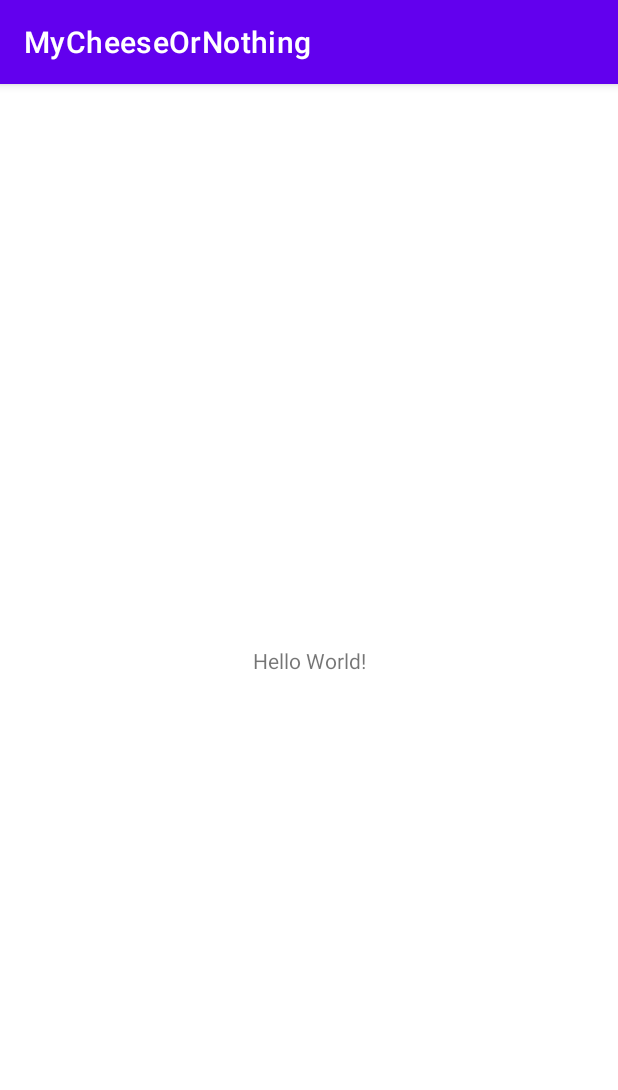
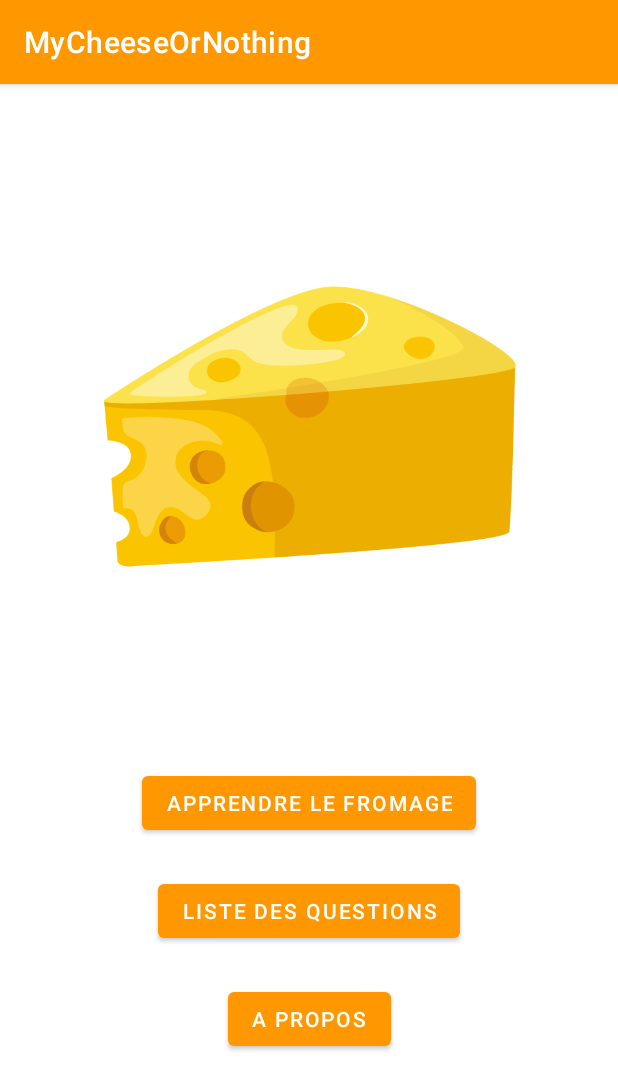
Before and after one commit to coding-factory-classrooms/android-l2-flashcards-groupe-1-1, an Android app: the screen it shows after launch (MainActivity before the commit, homePage after it), on a phone screen of 412 x 824 dp. Shown: the top 1090 px of the screen. Run offline under Robolectric (Android 15) with nearby library versions, the light colour scheme and no system bars.

Commit message:
design homePage

```diff
--- a/app/src/main/AndroidManifest.xml
+++ b/app/src/main/AndroidManifest.xml
@@ -9,13 +9,16 @@
         android:roundIcon="@mipmap/ic_launcher_round"
         android:supportsRtl="true"
         android:theme="@style/Theme.MyCheeseOrNothing">
-        <activity android:name=".MainActivity">
+        <activity android:name=".homePage">
             <intent-filter>
                 <action android:name="android.intent.action.MAIN" />
 
                 <category android:name="android.intent.category.LAUNCHER" />
             </intent-filter>
         </activity>
+        <activity android:name=".MainActivity">
+
+        </activity>
     </application>
 
 </manifest>
--- /dev/null
+++ b/app/src/main/java/com/gwesaro/mycheeseornothing/homePage.java
@@ -0,0 +1,14 @@
+package com.gwesaro.mycheeseornothing;
+
+import androidx.appcompat.app.AppCompatActivity;
+
+import android.os.Bundle;
+
+public class homePage extends AppCompatActivity {
+
+    @Override
+    protected void onCreate(Bundle savedInstanceState) {
+        super.onCreate(savedInstanceState);
+        setContentView(R.layout.activity_home_page);
+    }
+}
--- /dev/null
+++ b/app/src/main/res/layout/activity_home_page.xml
@@ -0,0 +1,61 @@
+<?xml version="1.0" encoding="utf-8"?>
+<androidx.coordinatorlayout.widget.CoordinatorLayout xmlns:android="http://schemas.android.com/apk/res/android"
+    xmlns:app="http://schemas.android.com/apk/res-auto"
+    xmlns:tools="http://schemas.android.com/tools"
+
+
+    android:layout_width="match_parent"
+    android:layout_height="match_parent">
+
+
+    <androidx.constraintlayout.widget.ConstraintLayout
+        android:layout_width="match_parent"
+        android:layout_height="match_parent">
+
+        <Button
+            android:id="@+id/learnCheeseButton"
+            android:layout_width="wrap_content"
+            android:layout_height="wrap_content"
+            android:text="Apprendre le fromage"
+            app:layout_constraintBottom_toBottomOf="parent"
+            app:layout_constraintEnd_toEndOf="parent"
+            app:layout_constraintStart_toStartOf="parent"
+            app:layout_constraintTop_toTopOf="parent"
+            app:layout_constraintVertical_bias="0.632"
+            tools:text="Apprendre le fromage" />
+
+        <Button
+            android:id="@+id/questionsListButton"
+            android:layout_width="wrap_content"
+            android:layout_height="wrap_content"
+            android:layout_marginTop="24dp"
+            android:text="Liste des questions"
+            app:layout_constraintEnd_toEndOf="@+id/learnCheeseButton"
+            app:layout_constraintStart_toStartOf="@+id/learnCheeseButton"
+            app:layout_constraintTop_toBottomOf="@+id/learnCheeseButton"
+            tools:text="Liste des questions" />
+
+        <Button
+            android:id="@+id/aboutButton"
+            android:layout_width="wrap_content"
+            android:layout_height="wrap_content"
+            android:layout_marginTop="24dp"
+            android:text="A propos"
+            app:layout_constraintEnd_toEndOf="@+id/questionsListButton"
+            app:layout_constraintStart_toStartOf="@+id/questionsListButton"
+            app:layout_constraintTop_toBottomOf="@+id/questionsListButton"
+            tools:text="A propos" />
+
+        <ImageView
+            android:id="@+id/logoImageView"
+            android:layout_width="275dp"
+            android:layout_height="321dp"
+            app:layout_constraintBottom_toTopOf="@+id/learnCheeseButton"
+            app:layout_constraintEnd_toEndOf="parent"
+            app:layout_constraintStart_toStartOf="parent"
+            app:layout_constraintTop_toTopOf="parent"
+            app:srcCompat="@drawable/logo2" />
+    </androidx.constraintlayout.widget.ConstraintLayout>
+
+
+</androidx.coordinatorlayout.widget.CoordinatorLayout>
--- a/app/src/main/res/values/themes.xml
+++ b/app/src/main/res/values/themes.xml
@@ -2,12 +2,12 @@
     <!-- Base application theme. -->
     <style name="Theme.MyCheeseOrNothing" parent="Theme.MaterialComponents.DayNight.DarkActionBar">
         <!-- Primary brand color. -->
-        <item name="colorPrimary">@color/purple_500</item>
-        <item name="colorPrimaryVariant">@color/purple_700</item>
+        <item name="colorPrimary">#FF9800</item>
+        <item name="colorPrimaryVariant">#FFC107</item>
         <item name="colorOnPrimary">@color/white</item>
         <!-- Secondary brand color. -->
-        <item name="colorSecondary">@color/teal_200</item>
-        <item name="colorSecondaryVariant">@color/teal_700</item>
+        <item name="colorSecondary">#6C6E6E</item>
+        <item name="colorSecondaryVariant">#484949</item>
         <item name="colorOnSecondary">@color/black</item>
         <!-- Status bar color. -->
         <item name="android:statusBarColor" tools:targetApi="l">?attr/colorPrimaryVariant</item>
```
Also changed, not shown: app/src/main/res/drawable/logo.png (added), app/src/main/res/drawable/logo2.png (added), 5 other files.
